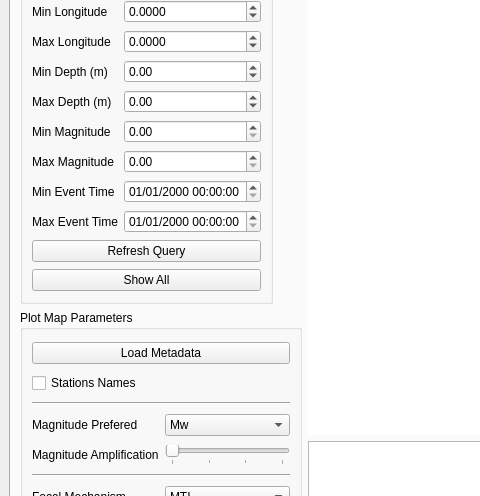
This is surfquake/resources/designer_uis/EventLocationFrame.ui in rcabdia/SurfQuake as Qt 5 draws it before an edit; both pictures show x 0 to 480 and y 153 to 649 of the 1280 by 899 pixel window. The edited form follows.
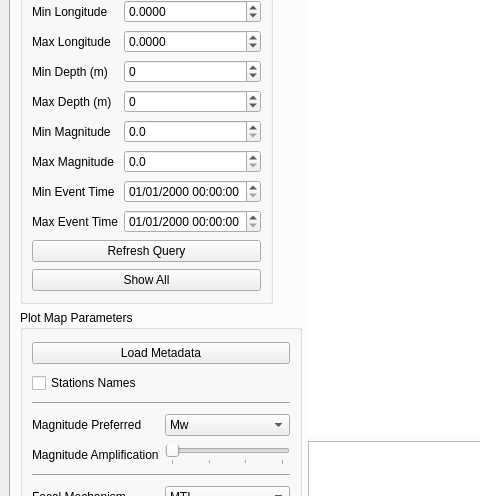
This is the edited form. Custom widgets are drawn as their Qt base class.

Commit message: removing decimals from depth filter to simplify

Patch:
```diff
--- a/surfquake/resources/designer_uis/EventLocationFrame.ui
+++ b/surfquake/resources/designer_uis/EventLocationFrame.ui
@@ -133,6 +133,9 @@
                  <verstretch>0</verstretch>
                 </sizepolicy>
                </property>
+               <property name="decimals">
+                <number>1</number>
+               </property>
                <property name="maximum">
                 <double>10.000000000000000</double>
                </property>
@@ -245,7 +248,7 @@
                 </sizepolicy>
                </property>
                <property name="decimals">
-                <number>2</number>
+                <number>0</number>
                </property>
                <property name="minimum">
                 <double>-10000.000000000000000</double>
@@ -267,7 +270,7 @@
                 <string notr="true"/>
                </property>
                <property name="decimals">
-                <number>2</number>
+                <number>0</number>
                </property>
                <property name="minimum">
                 <double>-10000.000000000000000</double>
@@ -309,8 +312,11 @@
                  <verstretch>0</verstretch>
                 </sizepolicy>
                </property>
+               <property name="decimals">
+                <number>1</number>
+               </property>
                <property name="maximum">
-                <double>10.990000000000000</double>
+                <double>11.000000000000000</double>
                </property>
               </widget>
              </item>
@@ -404,7 +410,7 @@
              <item row="3" column="0">
               <widget class="QLabel" name="label_12">
                <property name="text">
-                <string>Magnitude Prefered</string>
+                <string>Magnitude Preferred</string>
                </property>
               </widget>
              </item>
```
The commit also changes 1 other file.
